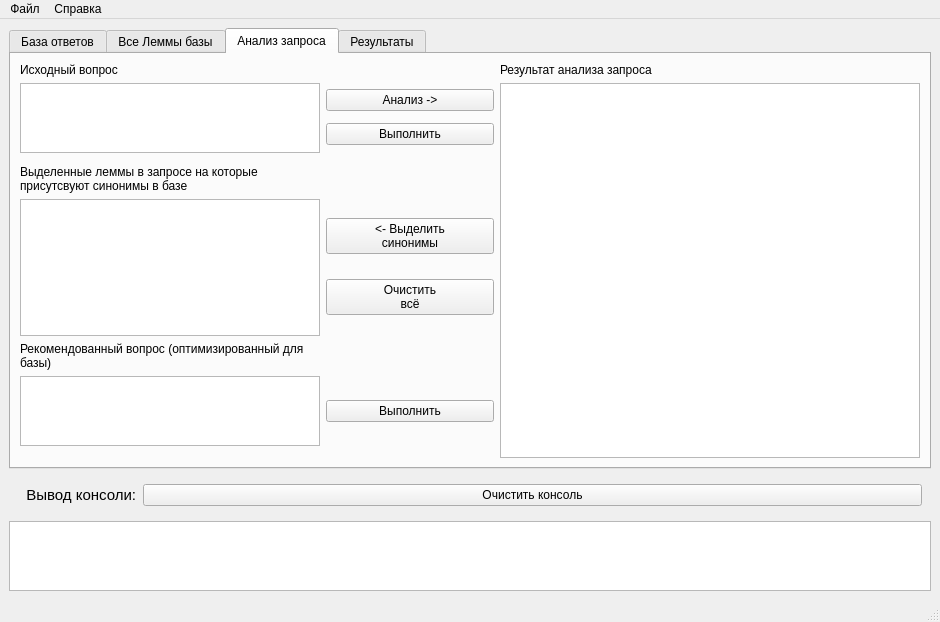
Old version of the form src/info_service/info_service.ui in the repository PaiNt-git/study.mag_diploma.
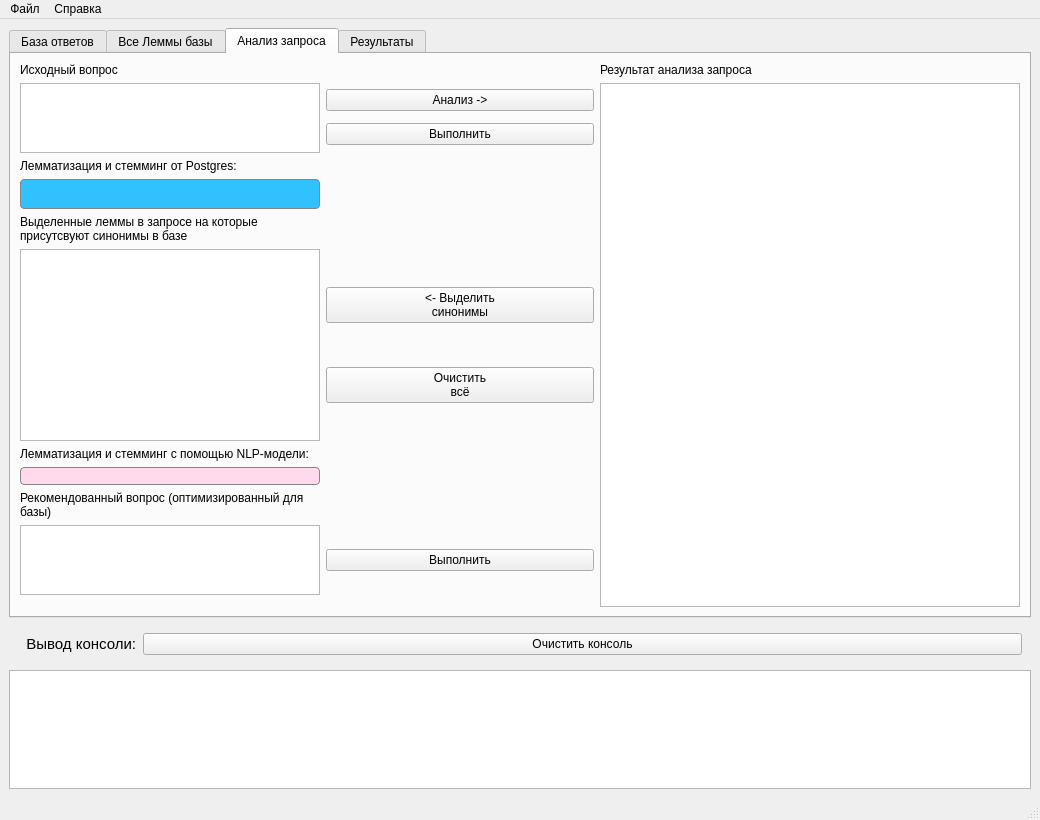
New version of the form. The open tabs and pages were chosen to show the change. Icons and pictures are not drawn.

Patch:
```diff
--- a/src/info_service/info_service.ui
+++ b/src/info_service/info_service.ui
@@ -7,8 +7,8 @@
    <rect>
     <x>0</x>
     <y>0</y>
-    <width>904</width>
-    <height>622</height>
+    <width>1040</width>
+    <height>820</height>
    </rect>
   </property>
   <property name="sizePolicy">
@@ -386,7 +386,7 @@
           <string>Анализ запроса</string>
          </attribute>
          <layout class="QGridLayout" name="gridLayout_5">
-          <item row="4" column="0">
+          <item row="5" column="0">
            <widget class="QTextEdit" name="TextQuerySynonims">
             <property name="sizePolicy">
              <sizepolicy hsizetype="Fixed" vsizetype="Expanding">
@@ -405,75 +405,82 @@
             </property>
            </widget>
           </item>
+          <item row="9" column="1">
+           <layout class="QVBoxLayout" name="verticalLayout_3">
+            <item>
+             <widget class="QPushButton" name="ButtonExecuteModifiedQuery">
+              <property name="text">
+               <string>Выполнить</string>
+              </property>
+             </widget>
+            </item>
+           </layout>
+          </item>
+          <item row="5" column="1">
+           <layout class="QVBoxLayout" name="verticalLayout_4">
+            <item>
+             <widget class="QPushButton" name="HighlightSynonyms">
+              <property name="text">
+               <string>&lt;- Выделить
+синонимы</string>
+              </property>
+             </widget>
+            </item>
+            <item>
+             <widget class="QPushButton" name="ButtonClearAllQueryScreen">
+              <property name="text">
+               <string>Очистить
+всё</string>
+              </property>
+             </widget>
+            </item>
+           </layout>
+          </item>
+          <item row="1" column="2" rowspan="11">
+           <widget class="QTextEdit" name="TextAnalysisPreview">
+            <property name="sizePolicy">
+             <sizepolicy hsizetype="MinimumExpanding" vsizetype="Preferred">
+              <horstretch>0</horstretch>
+              <verstretch>0</verstretch>
+             </sizepolicy>
+            </property>
+            <property name="minimumSize">
+             <size>
+              <width>420</width>
+              <height>0</height>
+             </size>
+            </property>
+            <property name="readOnly">
+             <bool>true</bool>
+            </property>
+           </widget>
+          </item>
           <item row="6" column="0">
-           <widget class="QTextEdit" name="TextModifiedQuery">
-            <property name="sizePolicy">
-             <sizepolicy hsizetype="Fixed" vsizetype="Fixed">
-              <horstretch>0</horstretch>
-              <verstretch>0</verstretch>
-             </sizepolicy>
-            </property>
-            <property name="minimumSize">
-             <size>
-              <width>300</width>
-              <height>70</height>
-             </size>
-            </property>
-            <property name="maximumSize">
-             <size>
-              <width>300</width>
-              <height>70</height>
-             </size>
-            </property>
-            <property name="baseSize">
-             <size>
-              <width>300</width>
-              <height>70</height>
-             </size>
-            </property>
-           </widget>
-          </item>
-          <item row="0" column="2" alignment="Qt::AlignBottom">
-           <widget class="QLabel" name="label_9">
+           <widget class="QLabel" name="label_18">
             <property name="text">
-             <string>Результат анализа запроса</string>
+             <string>Лемматизация и стемминг с помощью NLP-модели:</string>
             </property>
             <property name="alignment">
              <set>Qt::AlignBottom|Qt::AlignLeading|Qt::AlignLeft</set>
             </property>
            </widget>
           </item>
-          <item row="3" column="0" alignment="Qt::AlignLeft|Qt::AlignBottom">
-           <widget class="QLabel" name="label_10">
+          <item row="3" column="0">
+           <widget class="QLabel" name="LabelPostgresQueryLexStemming">
             <property name="sizePolicy">
              <sizepolicy hsizetype="Preferred" vsizetype="MinimumExpanding">
               <horstretch>0</horstretch>
               <verstretch>0</verstretch>
              </sizepolicy>
             </property>
-            <property name="minimumSize">
-             <size>
-              <width>300</width>
-              <height>20</height>
-             </size>
-            </property>
-            <property name="maximumSize">
-             <size>
-              <width>300</width>
-              <height>16777215</height>
-             </size>
+            <property name="styleSheet">
+             <string notr="true">border: 1px solid;
+border-color: rgb(134, 134, 134);
+border-radius: 4px;
+background-color: rgb(49, 193, 255);</string>
             </property>
             <property name="text">
-             <string>Выделенные леммы в запросе на которые присутсвуют синонимы в базе</string>
-            </property>
-            <property name="scaledContents">
-             <bool>false</bool>
-            </property>
-            <property name="alignment">
-             <set>Qt::AlignBottom|Qt::AlignLeading|Qt::AlignLeft</set>
-            </property>
-            <property name="wordWrap">
-             <bool>true</bool>
+             <string>&lt;html&gt;&lt;head/&gt;&lt;body&gt;&lt;p&gt;&lt;br/&gt;&lt;/p&gt;&lt;/body&gt;&lt;/html&gt;</string>
             </property>
            </widget>
           </item>
@@ -496,6 +503,22 @@
             </property>
            </widget>
           </item>
+          <item row="4" column="1">
+           <spacer name="horizontalSpacer_4">
+            <property name="orientation">
+             <enum>Qt::Horizontal</enum>
+            </property>
+            <property name="sizeType">
+             <enum>QSizePolicy::Expanding</enum>
+            </property>
+            <property name="sizeHint" stdset="0">
+             <size>
+              <width>110</width>
+              <height>20</height>
+             </size>
+            </property>
+           </spacer>
+          </item>
           <item row="1" column="0">
            <widget class="QTextEdit" name="TextInitialQuery">
             <property name="sizePolicy">
@@ -530,26 +553,17 @@
             </property>
            </widget>
           </item>
-          <item row="1" column="2" rowspan="8">
-           <widget class="QTextEdit" name="TextAnalysisPreview">
-            <property name="sizePolicy">
-             <sizepolicy hsizetype="MinimumExpanding" vsizetype="Preferred">
-              <horstretch>0</horstretch>
-              <verstretch>0</verstretch>
-             </sizepolicy>
+          <item row="0" column="2" alignment="Qt::AlignBottom">
+           <widget class="QLabel" name="label_9">
+            <property name="text">
+             <string>Результат анализа запроса</string>
             </property>
-            <property name="minimumSize">
-             <size>
-              <width>420</width>
-              <height>0</height>
-             </size>
-            </property>
-            <property name="readOnly">
-             <bool>true</bool>
+            <property name="alignment">
+             <set>Qt::AlignBottom|Qt::AlignLeading|Qt::AlignLeft</set>
             </property>
            </widget>
           </item>
-          <item row="5" column="0">
+          <item row="8" column="0">
            <widget class="QLabel" name="label_11">
             <property name="sizePolicy">
              <sizepolicy hsizetype="Preferred" vsizetype="Preferred">
@@ -568,6 +582,78 @@
             </property>
            </widget>
           </item>
+          <item row="2" column="0" alignment="Qt::AlignLeft|Qt::AlignBottom">
+           <widget class="QLabel" name="label_16">
+            <property name="text">
+             <string>Лемматизация и стемминг от Postgres:</string>
+            </property>
+            <property name="alignment">
+             <set>Qt::AlignBottom|Qt::AlignLeading|Qt::AlignLeft</set>
+            </property>
+           </widget>
+          </item>
+          <item row="9" column="0">
+           <widget class="QTextEdit" name="TextModifiedQuery">
+            <property name="sizePolicy">
+             <sizepolicy hsizetype="Fixed" vsizetype="Fixed">
+              <horstretch>0</horstretch>
+              <verstretch>0</verstretch>
+             </sizepolicy>
+            </property>
+            <property name="minimumSize">
+             <size>
+              <width>300</width>
+              <height>70</height>
+             </size>
+            </property>
+            <property name="maximumSize">
+             <size>
+              <width>300</width>
+              <height>70</height>
+             </size>
+            </property>
+            <property name="baseSize">
+             <size>
+              <width>300</width>
+              <height>70</height>
+             </size>
+            </property>
+           </widget>
+          </item>
+          <item row="4" column="0" alignment="Qt::AlignLeft|Qt::AlignBottom">
+           <widget class="QLabel" name="label_10">
+            <property name="sizePolicy">
+             <sizepolicy hsizetype="Preferred" vsizetype="MinimumExpanding">
+              <horstretch>0</horstretch>
+              <verstretch>0</verstretch>
+             </sizepolicy>
+            </property>
+            <property name="minimumSize">
+             <size>
+              <width>300</width>
+              <height>20</height>
+             </size>
+            </property>
+            <property name="maximumSize">
+             <size>
+              <width>300</width>
+              <height>16777215</height>
+             </size>
+            </property>
+            <property name="text">
+             <string>Выделенные леммы в запросе на которые присутсвуют синонимы в базе</string>
+            </property>
+            <property name="scaledContents">
+             <bool>false</bool>
+            </property>
+            <property name="alignment">
+             <set>Qt::AlignBottom|Qt::AlignLeading|Qt::AlignLeft</set>
+            </property>
+            <property name="wordWrap">
+             <bool>true</bool>
+            </property>
+           </widget>
+          </item>
           <item row="1" column="1">
            <layout class="QVBoxLayout" name="verticalLayout_2">
             <item>
@@ -586,52 +672,24 @@
             </item>
            </layout>
           </item>
-          <item row="6" column="1">
-           <layout class="QVBoxLayout" name="verticalLayout_3">
-            <item>
-             <widget class="QPushButton" name="ButtonExecuteModifiedQuery">
-              <property name="text">
-               <string>Выполнить</string>
-              </property>
-             </widget>
-            </item>
-           </layout>
-          </item>
-          <item row="4" column="1">
-           <layout class="QVBoxLayout" name="verticalLayout_4">
-            <item>
-             <widget class="QPushButton" name="HighlightSynonyms">
-              <property name="text">
-               <string>&lt;- Выделить
-синонимы</string>
-              </property>
-             </widget>
-            </item>
-            <item>
-             <widget class="QPushButton" name="ButtonClearAllQueryScreen">
+          <item row="7" column="0">
+           <widget class="QLabel" name="LabelNatashaQueryLexStemming">
+            <property name="sizePolicy">
+             <sizepolicy hsizetype="Preferred" vsizetype="MinimumExpanding">
+              <horstretch>0</horstretch>
+              <verstretch>0</verstretch>
+             </sizepolicy>
+            </property>
+            <property name="styleSheet">
+             <string notr="true">border: 1px solid;
+border-color: rgb(134, 134, 134);
+border-radius: 4px;
+background-color: rgb(255, 217, 236);</string>
+            </property>
               <property name="text">
-               <string>Очистить
-всё</string>
-              </property>
-             </widget>
-            </item>
-           </layout>
-          </item>
-          <item row="3" column="1">
-           <spacer name="horizontalSpacer_4">
-            <property name="orientation">
-             <enum>Qt::Horizontal</enum>
-            </property>
-            <property name="sizeType">
-             <enum>QSizePolicy::Expanding</enum>
-            </property>
-            <property name="sizeHint" stdset="0">
-             <size>
-              <width>110</width>
-              <height>20</height>
-             </size>
-            </property>
-           </spacer>
+             <string/>
+            </property>
+           </widget>
           </item>
          </layout>
         </widget>
@@ -1100,7 +1158,7 @@
     <rect>
      <x>0</x>
      <y>0</y>
-     <width>904</width>
+     <width>1040</width>
      <height>21</height>
     </rect>
    </property>
```
Left out of the diff: 2 changed lines with no effect on the pictures. Lines whose indentation alone changed are shown as unchanged.
